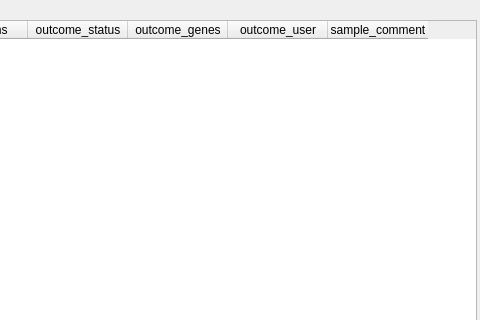
This is src/GSvar/VariantSampleOverviewDialog.ui in imgag/ngs-bits as Qt 5 draws it before an edit; both pictures show x 876 to 1356 and y 0 to 320 of the 1356 by 803 pixel window. The edited form follows.
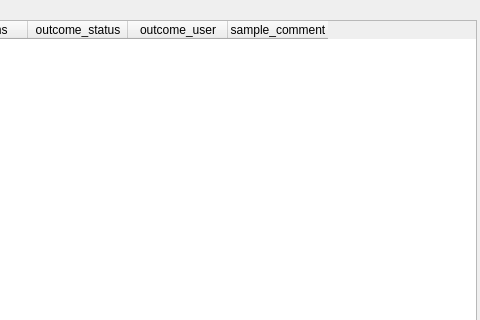
This is the edited form. Icons and pictures are not drawn.

What changed in the file:
```diff
--- a/src/GSvar/VariantSampleOverviewDialog.ui
+++ b/src/GSvar/VariantSampleOverviewDialog.ui
@@ -126,11 +126,6 @@
        <string>outcome_status</string>
       </property>
      </column>
-     <column>
-      <property name="text">
-       <string>outcome_genes</string>
-      </property>
-     </column>
      <column>
       <property name="text">
        <string>outcome_user</string>
```
